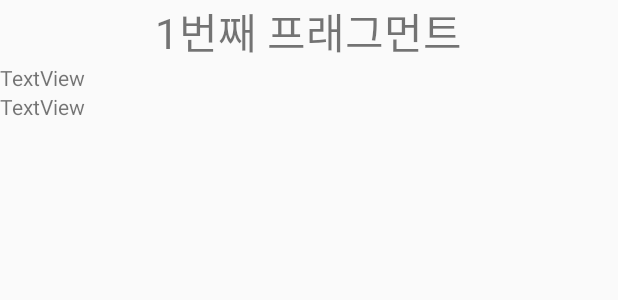
After one commit to amaran-th/wake-up-bird, an Android app built with Jetpack Compose: the layout weekly_statistic.xml on its own in the app's theme, with its tools: preview values and no code run, on a phone screen of 412 x 824 dp. The commit adds this screen. Shown: the top 300 px of the screen. Run offline under Robolectric (Android 15) with nearby library versions, the phone set to English and light mode, and no system bars.

Commit message:
feat: StatisticFragment 뼈대 구현

```diff
--- /dev/null
+++ b/app/src/main/res/layout/weekly_statistic.xml
@@ -0,0 +1,66 @@
+<?xml version="1.0" encoding="utf-8"?>
+<LinearLayout xmlns:android="http://schemas.android.com/apk/res/android"
+    android:layout_width="match_parent"
+    android:layout_height="match_parent"
+    android:orientation="vertical"
+    >
+    <TextView
+        android:layout_width="wrap_content"
+        android:layout_height="wrap_content"
+        android:layout_gravity="center"
+        android:textAlignment="center"
+        android:id="@+id/week_range"
+        android:textSize="28dp"
+        android:text="1번째 프래그먼트"/>
+
+    <HorizontalScrollView
+        android:layout_width="match_parent"
+        android:layout_height="match_parent">
+
+        <LinearLayout
+            android:layout_width="wrap_content"
+            android:layout_height="match_parent"
+            android:orientation="vertical" >
+
+            <TableLayout
+                android:layout_width="match_parent"
+                android:layout_height="match_parent">
+
+                <TableRow
+                    android:layout_width="match_parent"
+                    android:layout_height="match_parent" >
+
+                    <TextView
+                        android:id="@+id/textView3"
+                        android:layout_width="wrap_content"
+                        android:layout_height="wrap_content"
+                        android:text="TextView" />
+                </TableRow>
+
+                <TableRow
+                    android:layout_width="match_parent"
+                    android:layout_height="match_parent" >
+
+                    <TextView
+                        android:id="@+id/textView4"
+                        android:layout_width="wrap_content"
+                        android:layout_height="wrap_content"
+                        android:text="TextView" />
+                </TableRow>
+
+                <TableRow
+                    android:layout_width="match_parent"
+                    android:layout_height="match_parent" />
+
+                <TableRow
+                    android:layout_width="match_parent"
+                    android:layout_height="match_parent" />
+
+                <TableRow
+                    android:layout_width="match_parent"
+                    android:layout_height="match_parent" />
+            </TableLayout>
+        </LinearLayout>
+    </HorizontalScrollView>
+
+</LinearLayout>
```
Also changed, not shown: app/src/main/java/com/example/wake_up_bird/presentation/ui/statistic/MonthlyStatisticFragment.kt (added, +16 -0 lines), app/src/main/java/com/example/wake_up_bird/presentation/ui/statistic/StatisticFragment.kt (+46 -0 lines), app/src/main/java/com/example/wake_up_bird/presentation/ui/statistic/StatisticPagerAdapter.kt (added, +32 -0 lines), app/src/main/java/com/example/wake_up_bird/presentation/ui/statistic/WeeklyStatisticFragment.kt (added, +60 -0 lines), app/src/main/res/layout/monthly_statistic.xml (added, +12 -0 lines), app/src/main/res/layout/statistic.xml (added, +22 -0 lines).
